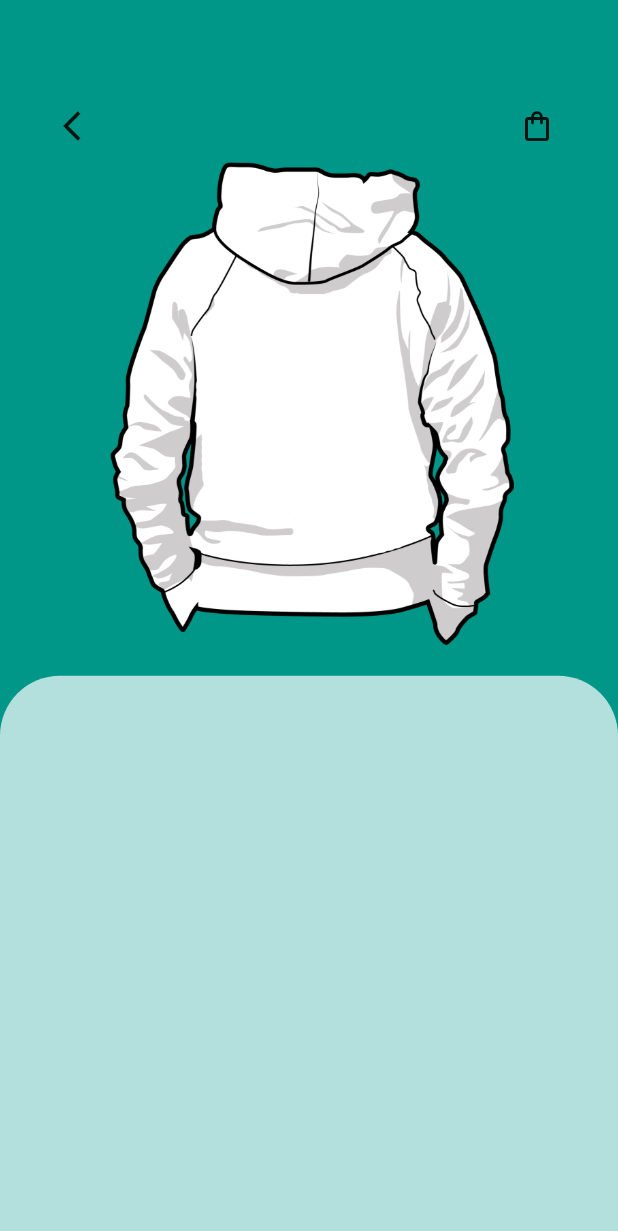
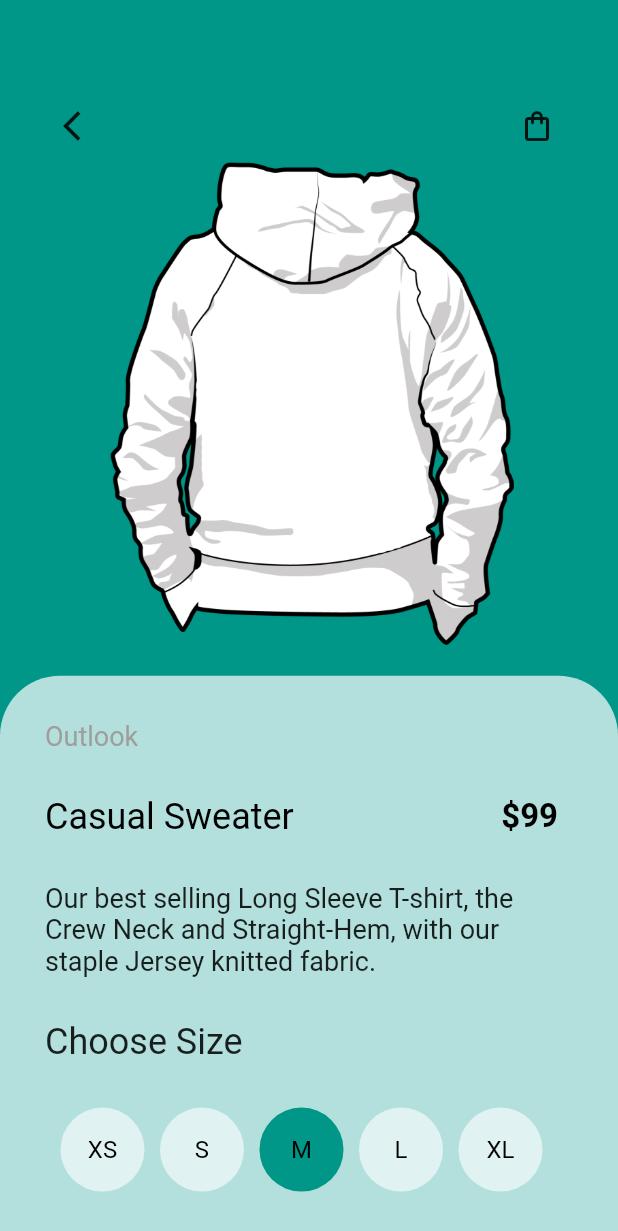
Before and after one commit to fnAdil/shop_app_elastic_drawer, a Flutter app: the DetailPage screen opened directly, on a phone screen of 412 x 824 dp. Shown: the top 1231 px of the screen. Run offline on Flutter 3.47's test engine with Material 2 defaults, Android fonts, the phone set to English and light mode, and no system bars.

Commit message:
commit_5

```diff
--- /dev/null
+++ b/lib/constants/constants.dart
@@ -0,0 +1,4 @@
+class Constants {
+  static const String aciklama =
+      "Our best selling Long Sleeve T-shirt, the Crew Neck and Straight-Hem, with our staple Jersey knitted fabric.";
+}
--- a/lib/screens/detail_page.dart
+++ b/lib/screens/detail_page.dart
@@ -1,15 +1,23 @@
 import 'package:flutter/cupertino.dart';
 import 'package:flutter/material.dart';
 import 'package:shop_app_elastic_drawer/components/appbar.dart';
+import 'package:shop_app_elastic_drawer/constants/constants.dart';
 
-class DetailPage extends StatelessWidget {
+class DetailPage extends StatefulWidget {
   const DetailPage({
     Key? key,
   }) : super(
           key: key,
         );
+
+  @override
+  State<DetailPage> createState() => _DetailPageState();
+}
+
+class _DetailPageState extends State<DetailPage> {
   @override
   Widget build(BuildContext context) {
+    final Size size = MediaQuery.of(context).size;
     return Scaffold(
       // ignore: prefer_const_constructors
       body: Container(
@@ -38,12 +46,59 @@ class DetailPage extends StatelessWidget {
             Expanded(
               flex: 12,
               child: Container(
-                  decoration: const BoxDecoration(
-                color: Colors.white70,
-                borderRadius: BorderRadius.only(
-                    topLeft: Radius.circular(40),
-                    topRight: Radius.circular(40)),
-              )),
+                padding: EdgeInsets.only(left: 30, right: 40),
+                width: size.width,
+                decoration: const BoxDecoration(
+                  color: Colors.white70,
+                  borderRadius: BorderRadius.only(
+                      topLeft: Radius.circular(40),
+                      topRight: Radius.circular(40)),
+                ),
+                child: Column(
+                  crossAxisAlignment: CrossAxisAlignment.start,
+                  mainAxisAlignment: MainAxisAlignment.spaceEvenly,
+                  // ignore: prefer_const_literals_to_create_immutables
+                  children: [
+                    const Text(
+                      "Outlook",
+                      style: TextStyle(fontSize: 18, color: Colors.grey),
+                    ),
+                    Row(
+                      mainAxisAlignment: MainAxisAlignment.spaceBetween,
+                      // ignore: prefer_const_literals_to_create_immutables
+                      children: [
+                        const Text(
+                          "Casual Sweater",
+                          style: TextStyle(fontSize: 24, color: Colors.black),
+                        ),
+                        const Text(
+                          "\$99",
+                          style: TextStyle(
+                              fontSize: 22,
+                              color: Colors.black,
+                              fontWeight: FontWeight.bold),
+                        ),
+                      ],
+                    ),
+                    const Text(
+                      Constants.aciklama,
+                      style: TextStyle(fontSize: 18, color: Colors.black87),
+                    ),
+                    const Text(
+                      "Choose Size",
+                      style: TextStyle(fontSize: 24, color: Colors.black87),
+                    ),
+                    ChooseSize(
+                      onSizeSelected: (p0) {
+                        print(p0);
+                      },
+                      selectedSize: "M",
+                      sizes: ["XS", "S", "M", "L", "XL"],
+                      size: size,
+                    )
+                  ],
+                ),
+              ),
             )
           ],
         ),
@@ -52,3 +107,44 @@ class DetailPage extends StatelessWidget {
     );
   }
 }
+
+class ChooseSize extends StatelessWidget {
+  const ChooseSize({
+    Key? key,
+    required this.size,
+    required this.sizes,
+    required this.onSizeSelected,
+    required this.selectedSize,
+  }) : super(key: key);
+
+  final Size size;
+  final List<String> sizes;
+  final String selectedSize;
+  final void Function(String) onSizeSelected;
+
+  @override
+  Widget build(BuildContext context) {
+    String str = selectedSize;
+    return Row(
+      mainAxisAlignment: MainAxisAlignment.spaceEvenly,
+      children: List.generate(
+        sizes.length,
+        (index) => GestureDetector(
+          onTap: () {
+            str = sizes[index];
+            onSizeSelected(sizes[index]);
+          },
+          child: CircleAvatar(
+            child: Text(
+              sizes[index],
+              style: const TextStyle(color: Colors.black),
+            ),
+            minRadius: size.height * 0.034,
+            backgroundColor:
+                str == sizes[index] ? Colors.teal : Colors.teal[50],
+          ),
+        ),
+      ),
+    );
+  }
+}
```
